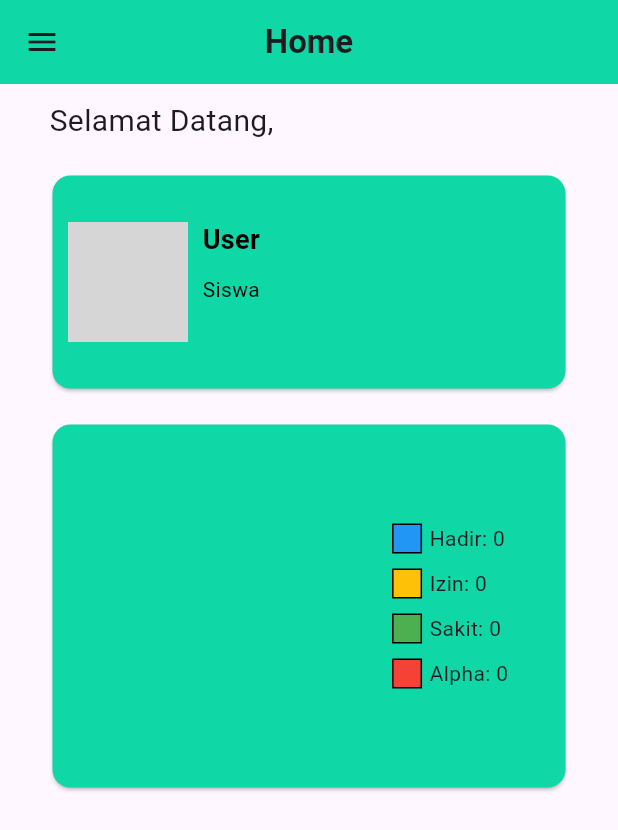
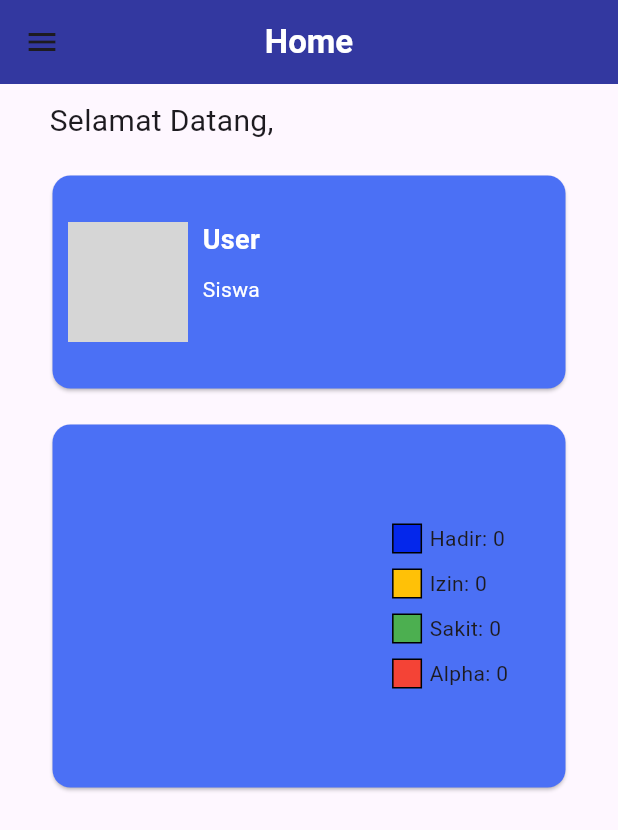
Before and after one commit to HanaDulSet-123/aplikasiAbsen, a Flutter app: the Home screen opened by its route, on a phone screen of 412 x 824 dp. Shown: the top 830 px of the screen. Run offline on Flutter 3.47's test engine with Material 3 defaults, Android fonts, the phone set to English and light mode, and no system bars; drawn by our look-alikes of fl_chart; our stand-ins replace shared_preferences, sqflite; accounts and stored records are empty; Roboto replaces fonts that are missing (Gilroy_Bold, Gilroy_Regular); grey boxes are pictures that could not be loaded.

Commit message:
Update home.dart

```diff
--- a/lib/dashboard/home.dart
+++ b/lib/dashboard/home.dart
@@ -1,9 +1,8 @@
+import 'package:apk_absen/dashboard/drawer.dart';
+import 'package:apk_absen/preference/login.dart';
+import 'package:apk_absen/sqflite/db_helper.dart';
+import 'package:fl_chart/fl_chart.dart';
 import 'package:flutter/material.dart';
-import 'package:apk_absen/dashboard/drawer.dart';
-import 'package:fl_chart/fl_chart.dart';
-import 'package:apk_absen/sqflite/db_helper.dart';
-import 'package:apk_absen/models/kehadiran.dart';
-import 'package:apk_absen/preference/login.dart';
 
 class Home extends StatefulWidget {
   const Home({super.key});
@@ -15,7 +14,12 @@ class Home extends StatefulWidget {
 
 class _HomeState extends State<Home> {
   List<String> titles = ['Hadir', 'Izin', 'Sakit', 'Alpha'];
-  List<Color> colors = [Colors.blue, Colors.amber, Colors.green, Colors.red];
+  List<Color> colors = [
+    const Color.fromARGB(255, 4, 39, 235),
+    Colors.amber,
+    Colors.green,
+    Colors.red,
+  ];
   List<double> values = [0, 0, 0, 0]; // default kosong dulu
   String? userName;
   int isSelectedIdx = -1;
@@ -39,10 +43,14 @@ class _HomeState extends State<Home> {
     int alpha = data.where((e) => e.status == "Alpha").length;
 
     setState(() {
-    values = [hadir.toDouble(), izin.toDouble(), sakit.toDouble(), alpha.toDouble()];
+      values = [
+        hadir.toDouble(),
+        izin.toDouble(),
+        sakit.toDouble(),
+        alpha.toDouble(),
+      ];
     });
   }
-
 
   Future<void> _loadUserData() async {
     final nama = await PreferenceHandler.getNama();
@@ -50,15 +58,20 @@ class _HomeState extends State<Home> {
       userName = nama ?? "User";
     });
   }
+
   @override
   Widget build(BuildContext context) {
     return Scaffold(
       appBar: AppBar(
         title: const Text(
           "Home",
-          style: TextStyle(fontWeight: FontWeight.bold, fontFamily: "Gilroy_Regular"),
+          style: TextStyle(
+            fontWeight: FontWeight.bold,
+            fontFamily: "Gilroy_Regular",
+            color: Colors.white,
           ),
-        backgroundColor: const Color.fromARGB(255, 15, 216, 166),
+        ),
+        backgroundColor: const Color(0xFF3338A0),
         centerTitle: true,
       ),
       drawer: const DrawerMenu(),
@@ -68,7 +81,10 @@ class _HomeState extends State<Home> {
           children: [
             const Padding(
               padding: EdgeInsets.all(10),
-              child: Text("Selamat Datang, ", style: TextStyle(fontFamily: "Gilroy_Bold", fontSize: 20,),),
+              child: Text(
+                "Selamat Datang, ",
+                style: TextStyle(fontFamily: "Gilroy_Bold", fontSize: 20),
+              ),
             ),
 
             Padding(
@@ -77,7 +93,7 @@ class _HomeState extends State<Home> {
                 height: 150,
                 width: 350,
                 child: Card(
-                  color: const Color.fromARGB(255, 15, 216, 166),
+                  color: const Color(0xFF4B70F5),
                   child: Row(
                     children: [
                       Padding(
@@ -87,7 +103,7 @@ class _HomeState extends State<Home> {
                           width: 80,
                           decoration: const BoxDecoration(
                             image: DecorationImage(
-                              image: AssetImage("assets/images/jiso.jpg"),
+                              image: AssetImage("assets/images/uniform.jpg"),
                               fit: BoxFit.cover,
                             ),
                             shape: BoxShape.circle,
@@ -102,19 +118,19 @@ class _HomeState extends State<Home> {
                             Text(
                               userName ?? "Loading...", // Tampilkan NAMA user
                               style: TextStyle(
-                                color: Colors.black,
+                                color: Colors.white,
                                 fontFamily: "Gilroy_Bold",
                                 fontSize: 18,
-                                fontWeight: FontWeight.bold
+                                fontWeight: FontWeight.bold,
                               ),
                             ),
                             SizedBox(height: 10),
                             Text(
                               "Siswa",
                               style: TextStyle(
-                                color: Colors.black,
+                                color: Colors.white,
                                 fontFamily: "Gilroy_Bold",
-                                fontSize: 14
+                                fontSize: 14,
                               ),
                             ),
                           ],
@@ -132,7 +148,7 @@ class _HomeState extends State<Home> {
                 height: 250,
                 width: 350,
                 child: Card(
-                  color: const Color.fromARGB(255, 15, 216, 166),
+                  color: const Color(0xFF4B70F5),
                   child: Row(
                     mainAxisAlignment: MainAxisAlignment.spaceEvenly,
                     children: [
@@ -155,13 +171,13 @@ class _HomeState extends State<Home> {
                                   return;
                                 }
                                 setState(() {
-                                  isSelectedIdx = response.touchedSection!.touchedSectionIndex;
+                                  isSelectedIdx = response
+                                      .touchedSection!
+                                      .touchedSectionIndex;
                                 });
                               },
                             ),
-                            sections: List.generate(
-                              titles.length,
-                              (index) {
+                            sections: List.generate(titles.length, (index) {
                               bool isSelected = index == isSelectedIdx;
                               return PieChartSectionData(
                                 title: titles[index],
@@ -169,8 +185,7 @@ class _HomeState extends State<Home> {
                                 color: colors[index],
                                 radius: isSelected ? 70 : 50,
                               );
-                              },
-                            ),
+                            }),
                           ),
                         ),
                       ),
@@ -193,7 +208,9 @@ class _HomeState extends State<Home> {
                                   ),
                                 ),
                                 const SizedBox(width: 5),
-                                Text("${titles[index]}: ${values[index].toInt()}"),
+                                Text(
+                                  "${titles[index]}: ${values[index].toInt()}",
+                                ),
                               ],
                             ),
                           );
```
Lines whose indentation alone changed are shown as unchanged.
